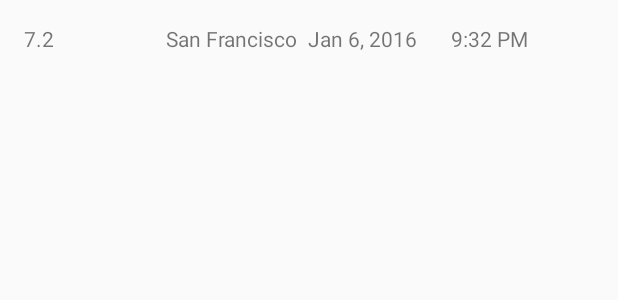
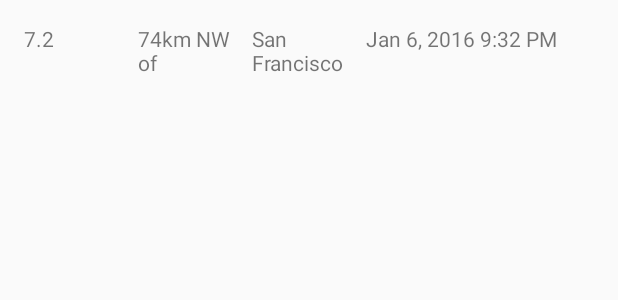
Before and after one commit to sergeykamyshov/CourseUdacity, an Android app: the layout earthquake_list_item.xml on its own in the app's theme, with its tools: preview values and no code run, on a phone screen of 412 x 824 dp. Shown: the top 300 px of the screen. Run offline under Robolectric (Android 15) with nearby library versions, the light colour scheme and no system bars.

Commit message:
Split place into two text views

```diff
--- a/QuakeReport/app/src/main/res/layout/earthquake_list_item.xml
+++ b/QuakeReport/app/src/main/res/layout/earthquake_list_item.xml
@@ -14,7 +14,14 @@
         tools:text="7.2" />
 
     <TextView
-        android:id="@+id/place_text_view"
+        android:id="@+id/location_offset_text_view"
+        android:layout_width="0dp"
+        android:layout_height="wrap_content"
+        android:layout_weight="1"
+        tools:text="74km NW of" />
+
+    <TextView
+        android:id="@+id/primary_location_text_view"
         android:layout_width="0dp"
         android:layout_height="wrap_content"
         android:layout_weight="1"
```
Also changed, not shown: QuakeReport/app/src/main/java/com/example/android/quakereport/EarthquakeAdapter.java (+16 -4 lines).
